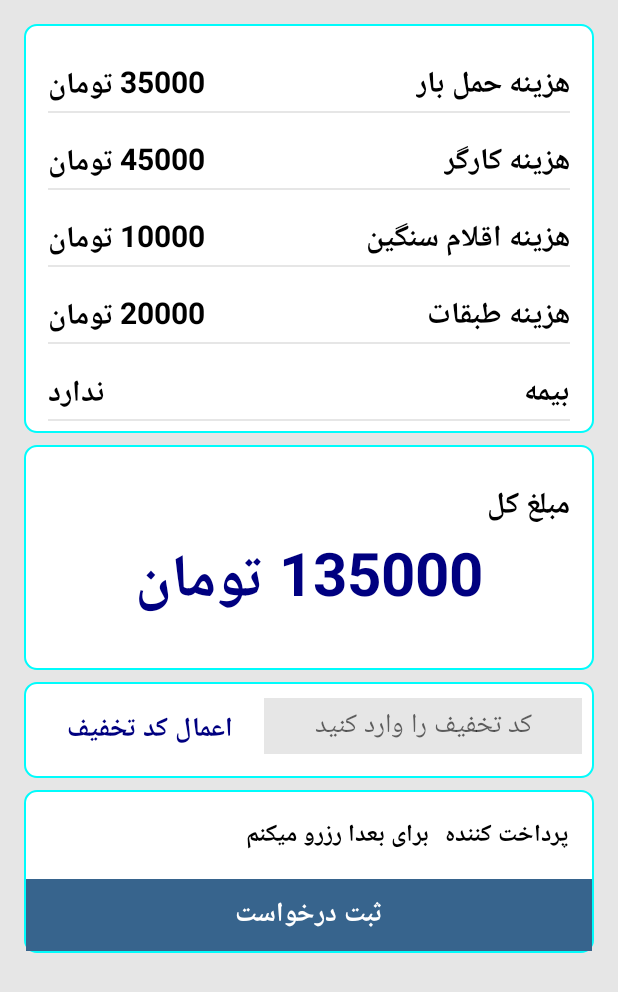
After one commit to reat8080/Customer, an Android app: the layout activity_invoice.xml on its own in the app's theme, with its tools: preview values and no code run, on a phone screen of 412 x 824 dp. The commit adds this screen. Shown: the top 992 px of the screen. Run offline under Robolectric (Android 15) with nearby library versions, the phone set to English and light mode, and no system bars.

Commit message:
add invoice activity

```diff
--- /dev/null
+++ b/app/src/main/java/ir/picky/app/mapdemo/Invoice.java
@@ -0,0 +1,31 @@
+package ir.picky.app.mapdemo;
+
+import android.content.Context;
+import android.support.v7.app.ActionBar;
+import android.support.v7.app.AppCompatActivity;
+import android.os.Bundle;
+
+import uk.co.chrisjenx.calligraphy.CalligraphyConfig;
+import uk.co.chrisjenx.calligraphy.CalligraphyContextWrapper;
+
+public class Invoice extends AppCompatActivity {
+
+    @Override
+    protected void onCreate(Bundle savedInstanceState) {
+        super.onCreate(savedInstanceState);
+        CalligraphyConfig.initDefault(new CalligraphyConfig.Builder()
+                .setDefaultFontPath("font/yekan.ttf")
+                .setFontAttrId(R.attr.fontPath)
+                .build());
+
+        setContentView(R.layout.activity_invoice);
+        ActionBar actionBar = getSupportActionBar();
+        actionBar.hide();
+    }
+
+    @Override
+    protected void attachBaseContext(Context newBase){
+        super.attachBaseContext(CalligraphyContextWrapper.wrap(newBase));
+    }
+
+}
--- a/app/src/main/java/ir/picky/app/mapdemo/RequestDetail.java
+++ b/app/src/main/java/ir/picky/app/mapdemo/RequestDetail.java
@@ -2,6 +2,8 @@ package ir.picky.app.mapdemo;
 
 import android.app.Dialog;
 import android.content.Context;
+import android.content.Intent;
+import android.os.Build;
 import android.support.v7.app.ActionBar;
 import android.support.v7.app.AppCompatActivity;
 import android.os.Bundle;
@@ -48,6 +50,8 @@ public class RequestDetail extends AppCompatActivity {
         View v = findViewById(R.id.barTypeButton);
         barTypeHadler(v);
 
+
+
         SeekBar kargarSeek = (SeekBar) findViewById(R.id.kargarSeekBar);
         kargarSeek.setOnSeekBarChangeListener(new SeekBar.OnSeekBarChangeListener() {
 
@@ -78,6 +82,9 @@ public class RequestDetail extends AppCompatActivity {
 
 
         final Switch hazinedarSwitch = (Switch) findViewById(R.id.hazinedarSwitch);
+
+        if (Build.VERSION.SDK_INT < 21)
+            hazinedarSwitch.setText("");
         hazinedarSwitch.setOnCheckedChangeListener(new CompoundButton.OnCheckedChangeListener() {
             @Override
             public void onCheckedChanged(CompoundButton compoundButton, boolean b) {
@@ -88,11 +95,15 @@ public class RequestDetail extends AppCompatActivity {
                     hazinedarSwitch.setText(" خیر ");
                     isHazinedar = false;
                 }
+                if (Build.VERSION.SDK_INT < 21)
+                    hazinedarSwitch.setText("");
             }
         });
 
 
         bimeSwitch = (Switch) findViewById(R.id.bimeSwitch);
+        if (Build.VERSION.SDK_INT < 21)
+            bimeSwitch.setText("");
         bimeSwitch.setOnCheckedChangeListener(new CompoundButton.OnCheckedChangeListener() {
             @Override
             public void onCheckedChanged(CompoundButton compoundButton, boolean b) {
@@ -107,6 +118,8 @@ public class RequestDetail extends AppCompatActivity {
                     bimeSwitch.setText(" خیر ");
                     isBime = false;
                 }
+                if (Build.VERSION.SDK_INT < 21)
+                    bimeSwitch.setText("");
             }
         });
 
@@ -174,5 +187,7 @@ public class RequestDetail extends AppCompatActivity {
     public void detailSubmitHandler(View view) {
         EditText tozihat = (EditText) findViewById(R.id.tozihatKoli);
         tozihatKoli = tozihat.getText().toString();
+        Intent intent = new Intent(this, Invoice.class);
+        startActivity(intent);
     }
 }
--- a/app/src/main/java/ir/picky/app/mapdemo/SignUpActivity.java
+++ b/app/src/main/java/ir/picky/app/mapdemo/SignUpActivity.java
@@ -124,15 +124,12 @@ public class SignUpActivity extends AppCompatActivity {
                 Toast.makeText(this, "شماره را به درستی وارد کنید.", Toast.LENGTH_SHORT).show();
             } else {
 
-
-
 //        ContentValues initialValues = new ContentValues();
 //        initialValues.put("id", 1);
 //        initialValues.put("name", "Geevarghese");
 //        initialValues.put("mark", 100);
 //        initialValues.put("address", "No.20, Cochin, Kerala");
 //        database.insert("user", null, initialValues);
-
 
                 LinearLayout linearLayout = findViewById(R.id.mobileNumber);
                 linearLayout.setVisibility(View.INVISIBLE);
--- /dev/null
+++ b/app/src/main/res/layout/activity_invoice.xml
@@ -0,0 +1,434 @@
+<?xml version="1.0" encoding="utf-8"?>
+<ScrollView xmlns:android="http://schemas.android.com/apk/res/android"
+    xmlns:app="http://schemas.android.com/apk/res-auto"
+    xmlns:tools="http://schemas.android.com/tools"
+    android:layout_width="match_parent"
+    android:layout_height="match_parent"
+    android:fillViewport="true">
+
+<android.support.constraint.ConstraintLayout xmlns:android="http://schemas.android.com/apk/res/android"
+    xmlns:app="http://schemas.android.com/apk/res-auto"
+    xmlns:tools="http://schemas.android.com/tools"
+    android:layout_width="match_parent"
+    android:layout_height="match_parent"
+    tools:context="ir.picky.app.mapdemo.Invoice"
+    android:background="#e6e6e6"
+    android:layoutDirection="rtl">
+
+    <LinearLayout
+        android:layout_width="match_parent"
+        android:layout_height="wrap_content"
+        android:focusable="true"
+        android:focusableInTouchMode="true"
+        android:id="@+id/hazinehdetail"
+        android:layout_marginEnd="16dp"
+        android:layout_marginStart="16dp"
+        android:layout_marginTop="16dp"
+        android:background="@drawable/frame"
+        android:orientation="vertical"
+        android:padding="8dp"
+        app:layout_constraintEnd_toEndOf="parent"
+        app:layout_constraintStart_toStartOf="parent"
+        app:layout_constraintTop_toTopOf="parent">
+
+        <RelativeLayout
+            android:layout_width="match_parent"
+            android:layout_height="wrap_content"
+            android:layout_marginEnd="8dp"
+            android:layout_marginStart="8dp"
+            android:layout_marginTop="16dp"
+            >
+
+            <TextView
+                android:id="@+id/textView6"
+                fontPath="font/yekan.ttf"
+                android:layout_width="wrap_content"
+                android:layout_height="wrap_content"
+                android:text="هزینه حمل بار"
+                android:textColor="#000"
+                android:textSize="20sp"
+                android:textStyle="bold"
+                tools:ignore="MissingPrefix" />
+
+            <TextView
+                android:id="@+id/textView7"
+                android:layout_width="wrap_content"
+                android:layout_height="wrap_content"
+                android:layout_alignParentEnd="true"
+                android:layout_alignParentRight="true"
+                android:layout_centerVertical="true"
+                android:text="35000 تومان"
+                fontPath="font/yekan.ttf"
+                android:textColor="#000"
+                android:textSize="20sp"
+                android:textStyle="bold"
+                tools:ignore="MissingPrefix" />
+
+            <View
+                android:id="@+id/lineBraker"
+                android:layout_width="match_parent"
+                android:layout_height="1dp"
+                android:layout_below="@+id/textView6"
+                android:background="#e6e6e6"
+
+                />
+        </RelativeLayout>
+
+        <RelativeLayout
+            android:layout_width="match_parent"
+            android:layout_height="wrap_content"
+            android:layout_marginEnd="8dp"
+            android:layout_marginStart="8dp"
+            android:layout_marginTop="16dp"
+            >
+
+            <TextView
+                android:id="@+id/textView8"
+                fontPath="font/yekan.ttf"
+                android:layout_width="wrap_content"
+                android:layout_height="wrap_content"
+                android:text="هزینه کارگر"
+                android:textColor="#000"
+                android:textSize="20sp"
+                android:textStyle="bold"
+                tools:ignore="MissingPrefix" />
+
+            <TextView
+                android:id="@+id/textView9"
+                android:layout_width="wrap_content"
+                android:layout_height="wrap_content"
+                android:layout_alignParentEnd="true"
+                android:layout_alignParentRight="true"
+                android:layout_centerVertical="true"
+                android:text="45000 تومان"
+                android:textColor="#000"
+                fontPath="font/yekan.ttf"
+                android:textSize="20sp"
+                android:textStyle="bold"
+                tools:ignore="MissingPrefix" />
+
+            <View
+                android:id="@+id/lineBraker2"
+                android:layout_width="match_parent"
+                android:layout_height="1dp"
+                android:layout_below="@+id/textView9"
+                android:background="#e6e6e6"
+
+                />
+        </RelativeLayout>
+
+        <RelativeLayout
+            android:layout_width="match_parent"
+            android:layout_height="wrap_content"
+            android:layout_marginEnd="8dp"
+            android:layout_marginStart="8dp"
+            android:layout_marginTop="16dp"
+            >
+
+            <TextView
+                android:id="@+id/textView10"
+                fontPath="font/yekan.ttf"
+                android:layout_width="wrap_content"
+                android:layout_height="wrap_content"
+                android:text="هزینه اقلام سنگین"
+                android:textColor="#000"
+                android:textSize="20sp"
+                android:textStyle="bold"
+                tools:ignore="MissingPrefix" />
+
+            <TextView
+                android:id="@+id/textView11"
+                android:layout_width="wrap_content"
+                android:layout_height="wrap_content"
+                android:layout_alignParentEnd="true"
+                android:layout_alignParentRight="true"
+                android:layout_centerVertical="true"
+                android:text="10000 تومان"
+                android:textColor="#000"
+                fontPath="font/yekan.ttf"
+                android:textSize="20sp"
+                android:textStyle="bold"
+                tools:ignore="MissingPrefix" />
+
+            <View
+                android:id="@+id/lineBraker3"
+                android:layout_width="match_parent"
+                android:layout_height="1dp"
+                android:layout_below="@+id/textView10"
+                android:background="#e6e6e6"
+
+                />
+        </RelativeLayout>
+
+        <RelativeLayout
+            android:layout_width="match_parent"
+            android:layout_height="wrap_content"
+            android:layout_marginEnd="8dp"
+            android:layout_marginStart="8dp"
+            android:layout_marginTop="16dp"
+            >
+
+            <TextView
+                android:id="@+id/textView12"
+                fontPath="font/yekan.ttf"
+                android:layout_width="wrap_content"
+                android:layout_height="wrap_content"
+                android:text="هزینه طبقات"
+                android:textColor="#000"
+                android:textSize="20sp"
+                android:textStyle="bold"
+                tools:ignore="MissingPrefix" />
+
+            <TextView
+                android:id="@+id/textView13"
+                android:layout_width="wrap_content"
+                android:layout_height="wrap_content"
+                android:layout_alignParentEnd="true"
+                android:layout_alignParentRight="true"
+                android:layout_centerVertical="true"
+                android:text="20000 تومان"
+                android:textColor="#000"
+                fontPath="font/yekan.ttf"
+                android:textSize="20sp"
+                android:textStyle="bold"
+                tools:ignore="MissingPrefix" />
+
+            <View
+                android:id="@+id/lineBraker4"
+                android:layout_width="match_parent"
+                android:layout_height="1dp"
+                android:layout_below="@+id/textView12"
+                android:background="#e6e6e6"
+
+                />
+        </RelativeLayout>
+
+        <RelativeLayout
+            android:layout_width="match_parent"
+            android:layout_height="wrap_content"
+            android:layout_marginEnd="8dp"
+            android:layout_marginStart="8dp"
+            android:layout_marginTop="16dp"
+            >
+
+            <TextView
+                android:id="@+id/textView14"
+                fontPath="font/yekan.ttf"
+                android:layout_width="wrap_content"
+                android:layout_height="wrap_content"
+                android:text="بیمه"
+                android:textColor="#000"
+                android:textSize="20sp"
+                android:textStyle="bold"
+                tools:ignore="MissingPrefix" />
+
+            <TextView
+                android:id="@+id/textView15"
+                android:layout_width="wrap_content"
+                android:layout_height="wrap_content"
+                android:layout_alignParentEnd="true"
+                android:layout_alignParentRight="true"
+                android:layout_centerVertical="true"
+                android:text="ندارد"
+                android:textColor="#000"
+                fontPath="font/yekan.ttf"
+                android:textSize="20sp"
+                android:textStyle="bold"
+                tools:ignore="MissingPrefix" />
+
+            <View
+                android:id="@+id/lineBraker5"
+                android:layout_width="match_parent"
+                android:layout_height="1dp"
+                android:layout_below="@+id/textView14"
+                android:background="#e6e6e6"
+
+                />
+        </RelativeLayout>
+
+    </LinearLayout>
+
+    <LinearLayout
+        android:id="@+id/hazinehkol"
+        android:layout_width="match_parent"
+        android:layout_height="wrap_content"
+        android:layout_marginEnd="16dp"
+        android:layout_marginStart="16dp"
+        android:layout_marginTop="8dp"
+        android:background="@drawable/frame"
+        android:orientation="vertical"
+        android:padding="8dp"
+        app:layout_constraintEnd_toEndOf="parent"
+        app:layout_constraintHorizontal_bias="0.0"
+        app:layout_constraintStart_toStartOf="parent"
+        app:layout_constraintTop_toBottomOf="@+id/hazinehdetail">
+
+        <RelativeLayout
+            android:layout_width="match_parent"
+            android:layout_height="wrap_content"
+            android:layout_marginEnd="8dp"
+            android:layout_marginStart="8dp"
+            android:layout_marginTop="16dp">
+
+            <TextView
+                android:id="@+id/textView16"
+                fontPath="font/yekan.ttf"
+                android:layout_width="wrap_content"
+                android:layout_height="wrap_content"
+                android:text="مبلغ کل"
+                android:textColor="#000"
+                android:textSize="20sp"
+                android:textStyle="bold"
+                tools:ignore="MissingPrefix" />
+
+            <TextView
+                android:id="@+id/textView17"
+                android:layout_width="match_parent"
+                android:layout_height="wrap_content"
+                android:layout_alignParentEnd="true"
+                android:layout_alignParentRight="true"
+                android:layout_below="@+id/textView16"
+                android:layout_centerVertical="true"
+                android:layout_centerHorizontal="true"
+                android:gravity="center"
+                android:text="135000 تومان"
+                android:textColor="#000080"
+                fontPath="font/yekan.ttf"
+                android:textSize="40sp"
+                android:textStyle="bold"
+                tools:ignore="MissingPrefix"
+                android:paddingBottom="16dp"/>
+
+        </RelativeLayout>
+
+    </LinearLayout>
+
+    <LinearLayout
+        android:id="@+id/takhfifLinear"
+        android:layout_width="match_parent"
+        android:layout_height="wrap_content"
+        android:layout_marginEnd="16dp"
+        android:layout_marginStart="16dp"
+        android:layout_marginTop="8dp"
+        android:background="@drawable/frame"
+        android:orientation="horizontal"
+        android:padding="8dp"
+        app:layout_constraintEnd_toEndOf="parent"
+        app:layout_constraintStart_toStartOf="parent"
+        app:layout_constraintTop_toBottomOf="@+id/hazinehkol">
+
+        <EditText
+            android:id="@+id/takhfifValue"
+            fontPath="font/yekan.ttf"
+            android:layout_width="wrap_content"
+            android:layout_height="wrap_content"
+            android:layout_weight="0.6"
+            android:background="#e6e6e6"
+            android:focusedByDefault="false"
+
+            android:hint="کد تخفیف را وارد کنید"
+            android:padding="3dp"
+            android:textColor="#000"
+            android:textAlignment="center"
+            android:textCursorDrawable="@null"
+            tools:ignore="MissingPrefix,RtlCompat" />
+        <Button
+            android:id="@+id/takhfifButton"
+            fontPath="font/yekan.ttf"
+            android:layout_width="wrap_content"
+            android:layout_height="wrap_content"
+
+            android:layout_weight="0.4"
+            android:background="#fff"
+            android:stateListAnimator="@null"
+            android:text="اعمال کد تخفیف"
+            android:textColor="#000080"
+            android:textSize="18sp"
+            android:textStyle="bold"
+
+            tools:ignore="MissingPrefix" />
+
+    </LinearLayout>
+
+    <LinearLayout
+        android:id="@+id/buttonLinear"
+        android:layout_width="match_parent"
+        android:layout_height="wrap_content"
+        android:layout_marginEnd="16dp"
+        android:layout_marginStart="16dp"
+        android:layout_marginTop="8dp"
+        android:background="@drawable/frame"
+        android:orientation="vertical"
+        android:padding="1dp"
+        app:layout_constraintEnd_toEndOf="parent"
+        app:layout_constraintStart_toStartOf="parent"
+        app:layout_constraintTop_toBottomOf="@+id/takhfifLinear">
+
+        <GridLayout
+            android:id="@+id/grid"
+            android:layout_width="match_parent"
+            android:layout_height="wrap_content"
+            android:layout_weight="1"
+            android:columnCount="2"
+            android:padding="10dp"
+            android:rowCount="1"
+            android:visibility="visible"
+            >
+
+            <TextView
+                android:id="@+id/textView18"
+                fontPath="font/yekan.ttf"
+                android:layout_width="wrap_content"
+                android:layout_height="wrap_content"
+                android:layout_column="0"
+                android:layout_row="0"
+                android:padding="5dp"
+                android:text="پرداخت کننده"
+                android:textColor="#000"
+                android:textSize="16sp"
+                android:textStyle="bold"
+                tools:ignore="MissingPrefix"
+                android:textAlignment="center"
+                />
+
+            <TextView
+                android:id="@+id/textView19"
+                fontPath="font/yekan.ttf"
+                android:layout_width="wrap_content"
+                android:layout_height="wrap_content"
+                android:layout_column="1"
+                android:layout_row="0"
+                android:padding="5dp"
+                android:text="برای بعدا رزرو میکنم"
+                android:textColor="#000"
+                android:textSize="16sp"
+                android:textStyle="bold"
+                tools:ignore="MissingPrefix"
+                android:textAlignment="center"
+                />
+
+        </GridLayout>
+
+        <Button
+            android:id="@+id/requestSubmit"
+            fontPath="font/yekan.ttf"
+            android:layout_width="match_parent"
+            android:layout_height="wrap_content"
+            android:layout_weight="1"
+            android:background="#37648d"
+            android:focusable="true"
+            android:stateListAnimator="@null"
+            android:text="ثبت درخواست"
+            android:textColor="#fff"
+            android:textSize="18sp"
+            android:textStyle="bold"
+            tools:ignore="MissingPrefix"
+            android:radius="8dp"
+
+            />
+
+    </LinearLayout>
+
+</android.support.constraint.ConstraintLayout>
+
+</ScrollView>
--- a/app/src/main/res/layout/activity_request_detail.xml
+++ b/app/src/main/res/layout/activity_request_detail.xml
@@ -168,7 +168,7 @@
             android:layout_marginStart="8dp"
             android:layout_marginTop="8dp"
             android:layout_weight="0.35"
-            android:max="4"
+            android:max="6"
             android:progress="0"
             app:layout_constraintEnd_toEndOf="parent"
             app:layout_constraintStart_toStartOf="parent"
@@ -218,7 +218,7 @@
                 android:layout_height="wrap_content"
                 android:layout_weight="0.4"
                 android:textOff="خیر"
-                android:textOn="بله"
+                android:textOn="بلی"
                 android:layout_gravity="center"
                 android:text=" خیر "
 
@@ -293,7 +293,7 @@
                 android:layout_weight="0.25"
                 android:text=" خیر "
                 android:textOff="خیر"
-                android:textOn="بله"
+                android:textOn="بلی"
 
                 />
 
@@ -380,7 +380,6 @@
             fontPath="font/yekan.ttf"
             android:layout_width="match_parent"
             android:layout_height="wrap_content"
-
             android:layout_margin="8dp"
             android:layout_marginTop="16dp"
             android:layout_weight="1"
--- a/app/src/main/res/layout/signup_dialog.xml
+++ b/app/src/main/res/layout/signup_dialog.xml
@@ -25,8 +25,8 @@
         tools:ignore="MissingPrefix"
         android:textAlignment="center"
         android:textColor="#000"
-        android:paddingLeft="80dp"
-        android:paddingRight="80dp"
+        android:paddingLeft="70dp"
+        android:paddingRight="70dp"
         android:gravity="start" />
 
 
@@ -89,6 +89,7 @@
         android:layout_marginEnd="8dp"
         android:layout_marginStart="8dp"
         android:layout_marginTop="8dp"
+        android:layout_marginBottom="16dp"
         android:orientation="horizontal"
         app:layout_constraintEnd_toEndOf="parent"
         app:layout_constraintStart_toStartOf="parent"
@@ -120,6 +121,7 @@
         android:layout_width="match_parent"
         android:layout_height="wrap_content"
         android:layout_margin="1dp"
+        android:layout_marginTop="16dp"
         android:layout_weight="1"
         android:background="#37648d"
         android:onClick="signUpDetailHandler"
```
Also changed, not shown: app/src/main/AndroidManifest.xml (+3 -5 lines).
